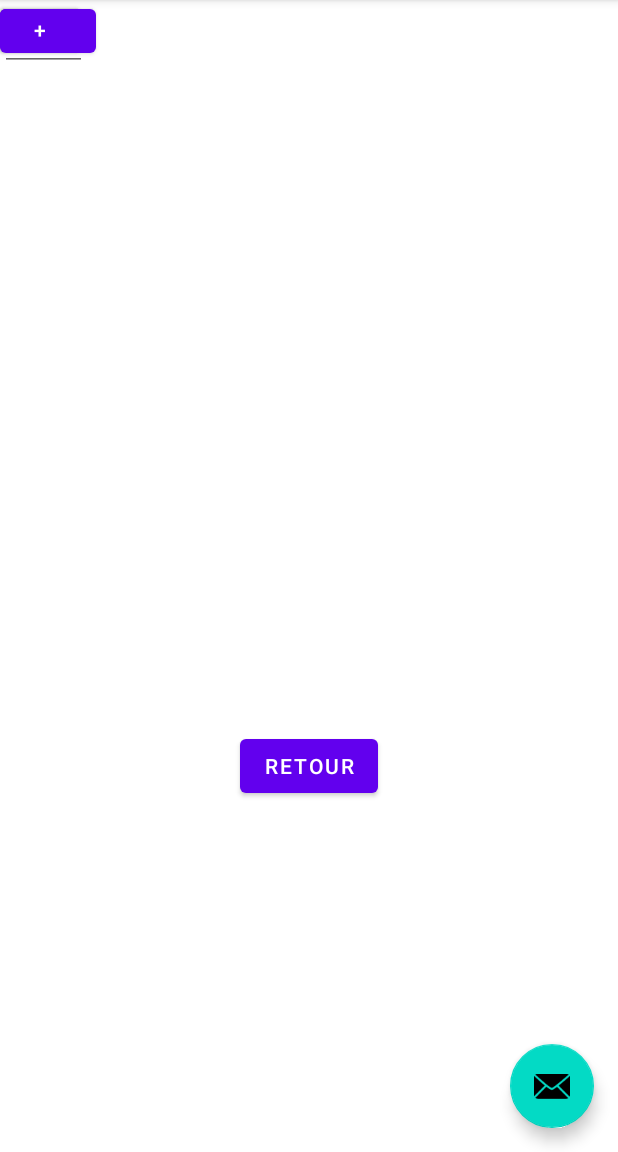
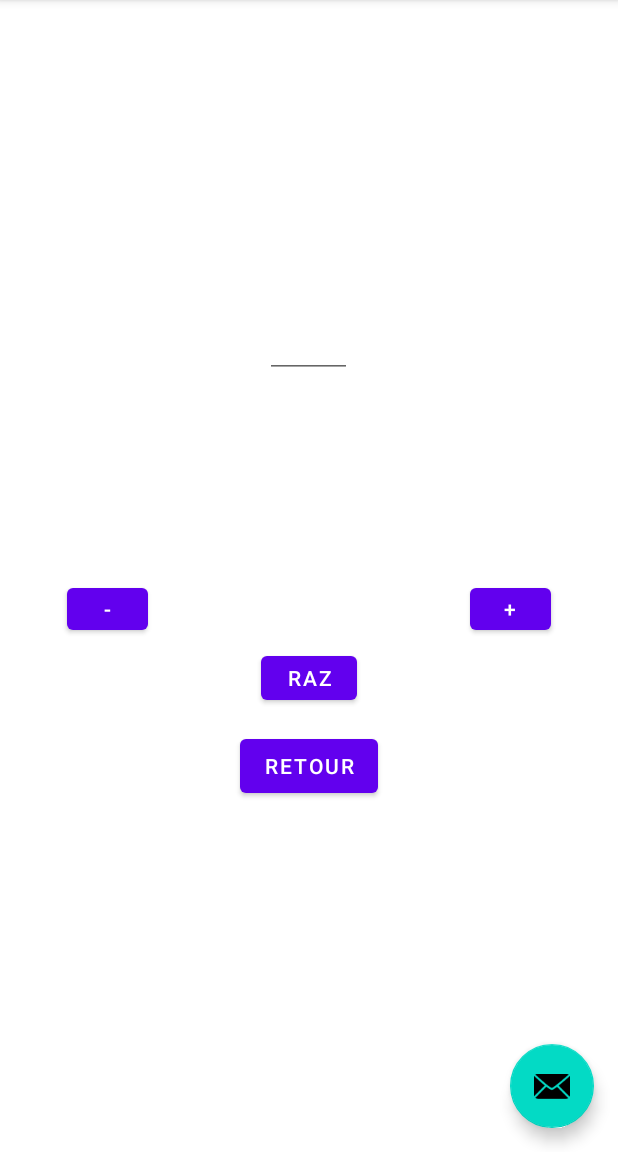
Before and after one commit to Benmlrd/CompteurAndroid, an Android app: the SecondFragment screen opened through its navigation route, on a phone screen of 412 x 824 dp, the part 84-1236 px from its top. Run offline under Robolectric (Android 15) with nearby library versions, the phone set to English and light mode, and no system bars.

Commit message:
Ca ne risque plus de bouger

```diff
--- a/app/src/main/res/layout/fragment_first.xml
+++ b/app/src/main/res/layout/fragment_first.xml
@@ -20,7 +20,7 @@
         android:id="@+id/button_first"
         android:layout_width="wrap_content"
         android:layout_height="wrap_content"
-        android:text="@string/retour"
+        android:text="@string/compteur"
         app:layout_constraintBottom_toBottomOf="parent"
         app:layout_constraintEnd_toEndOf="parent"
         app:layout_constraintStart_toStartOf="parent"
@@ -30,9 +30,17 @@
         android:id="@+id/editTextNumber2"
         android:layout_width="wrap_content"
         android:layout_height="wrap_content"
+        android:layout_marginStart="104dp"
+        android:layout_marginLeft="104dp"
+        android:layout_marginTop="35dp"
+        android:layout_marginEnd="98dp"
+        android:layout_marginRight="98dp"
+        android:layout_marginBottom="142dp"
         android:ems="10"
         android:inputType="number"
-        tools:layout_editor_absoluteX="103dp"
-        tools:layout_editor_absoluteY="275dp" />
+        app:layout_constraintBottom_toTopOf="@+id/button_first"
+        app:layout_constraintEnd_toEndOf="parent"
+        app:layout_constraintStart_toStartOf="parent"
+        app:layout_constraintTop_toBottomOf="@+id/textview_etat" />
 
 </androidx.constraintlayout.widget.ConstraintLayout>
--- a/app/src/main/res/layout/fragment_second.xml
+++ b/app/src/main/res/layout/fragment_second.xml
@@ -29,33 +29,63 @@
         android:id="@+id/button_raz"
         android:layout_width="64dp"
         android:layout_height="41dp"
+        android:layout_marginStart="173dp"
+        android:layout_marginLeft="173dp"
+        android:layout_marginEnd="174dp"
+        android:layout_marginRight="174dp"
+        android:layout_marginBottom="14dp"
         android:text="@string/raz"
-        tools:layout_editor_absoluteX="173dp"
-        tools:layout_editor_absoluteY="407dp" />
+        app:layout_constraintBottom_toTopOf="@+id/button_retour"
+        app:layout_constraintEnd_toEndOf="parent"
+        app:layout_constraintStart_toStartOf="parent" />
 
     <Button
         android:id="@+id/button_moins"
         android:layout_width="54dp"
         android:layout_height="40dp"
+        android:layout_marginStart="98dp"
+        android:layout_marginLeft="98dp"
+        android:layout_marginTop="367dp"
+        android:layout_marginEnd="107dp"
+        android:layout_marginRight="107dp"
+        android:layout_marginBottom="324dp"
         android:text="@string/moins"
-        tools:layout_editor_absoluteX="98dp"
-        tools:layout_editor_absoluteY="367dp" />
+        app:layout_constraintBottom_toBottomOf="parent"
+        app:layout_constraintEnd_toStartOf="@+id/button_plus"
+        app:layout_constraintStart_toStartOf="parent"
+        app:layout_constraintTop_toTopOf="parent" />
 
     <Button
         android:id="@+id/button_plus"
         android:layout_width="54dp"
         android:layout_height="40dp"
+        android:layout_marginStart="107dp"
+        android:layout_marginLeft="107dp"
+        android:layout_marginTop="367dp"
+        android:layout_marginEnd="98dp"
+        android:layout_marginRight="98dp"
+        android:layout_marginBottom="324dp"
         android:text="@string/plus"
-        tools:layout_editor_absoluteX="259dp"
-        tools:layout_editor_absoluteY="367dp" />
+        app:layout_constraintBottom_toBottomOf="parent"
+        app:layout_constraintEnd_toEndOf="parent"
+        app:layout_constraintStart_toEndOf="@+id/button_moins"
+        app:layout_constraintTop_toTopOf="parent" />
 
     <EditText
         android:id="@+id/editTextNumber"
         android:layout_width="58dp"
         android:layout_height="47dp"
+        android:layout_marginStart="176dp"
+        android:layout_marginLeft="176dp"
+        android:layout_marginTop="193dp"
+        android:layout_marginEnd="177dp"
+        android:layout_marginRight="177dp"
+        android:layout_marginBottom="167dp"
         android:ems="10"
         android:inputType="number"
-        tools:layout_editor_absoluteX="176dp"
-        tools:layout_editor_absoluteY="193dp" />
+        app:layout_constraintBottom_toTopOf="@+id/button_raz"
+        app:layout_constraintEnd_toEndOf="parent"
+        app:layout_constraintStart_toStartOf="parent"
+        app:layout_constraintTop_toTopOf="parent" />
 
 </androidx.constraintlayout.widget.ConstraintLayout>
--- a/app/src/main/res/values/strings.xml
+++ b/app/src/main/res/values/strings.xml
@@ -14,4 +14,5 @@
     <string name="moins">-</string>
     <string name="retour">Retour</string>
     <string name="etat">Etat actuel du compteur :</string>
+    <string name="compteur">Compteur</string>
 </resources>
```
